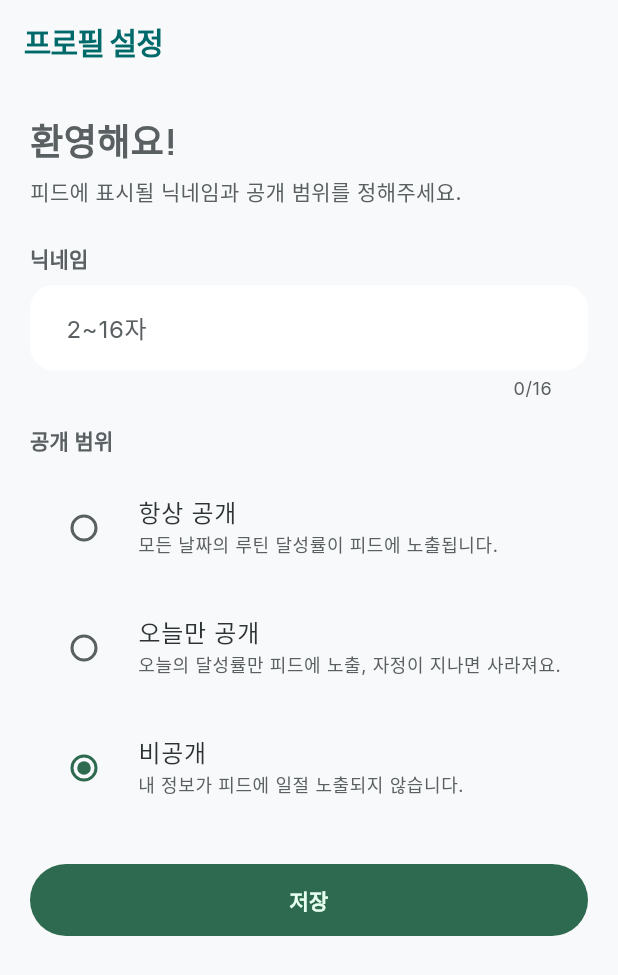
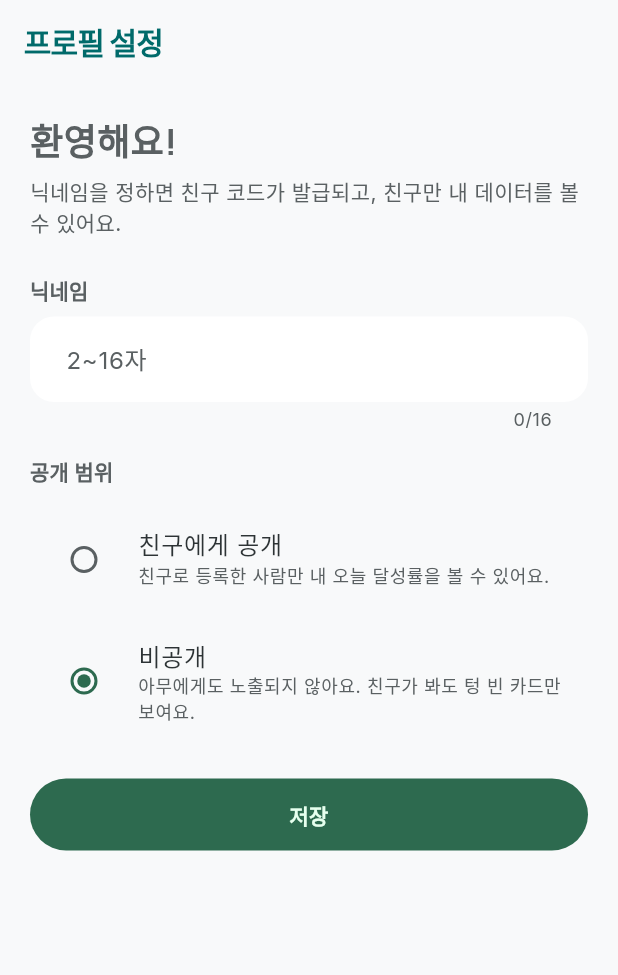
Before and after one commit to kaeba0616/pTODOlist, a Flutter app: the ProfileEditView screen opened directly, on a phone screen of 412 x 824 dp. Shown: the top 975 px of the screen. Run offline on Flutter 3.47's test engine with Material 3 defaults, Android fonts, the phone set to English and light mode, and no system bars; our stand-ins replace cloud_firestore, file_picker, firebase_auth, firebase_core, fl_chart, flutter_local_notifications and 7 more; missing offline and left inert: home_widget; accounts and stored records are empty.

Commit message:
feat(F15-5-1): publicMode 단순화 + 친구 코드 자동 발급
[Breaking change for friends model]

PublicMode 정리:
- always / today_only → 모두 friends 로 마이그레이션 (fromString 매핑)
- 새 enum: friends / off (라벨: "친구에게 공개" / "비공개")
- DailyShareSyncService: friends 일 때 push, off 일 때 delete

UserProfile 모델:
- friendCode 필드 추가 (8자 영숫자 + 가운데 하이픈)

신규 파일:
- core/utils/friend_code_generator.dart: 31자 알파벳 (혼동문자
  0/1/I/L/O 제외), 8자 + 하이픈 (예: KX7B-29M3), normalize/isValid 헬퍼
- core/utils/friend_code_generator_test.dart: 7건 단위 테스트
- (Step 5-1 일부) UserProfileRepository 가 프로필 read/upsert 시
  friendCode 비어있으면 자동 생성 + /friendCodes/{code} 역방향 인덱스
  작성. 충돌 시 5회 재시도. findUidByFriendCode() 추가.

UI:
- profile_edit_view: 첫 가입 안내문 친구 중심으로 수정
- settings_view ACCOUNT 카드 부제목: "코드 KX7B-29M3 · 친구에게 공개"

테스트:
- daily_share_sync_service_test 의 UserProfile 생성을 friendCode 포함 +
  새 PublicMode 값으로 갱신 (5건 모두 통과)
- friend_code_generator_test 7건 추가

총 161 → 168 테스트 통과.

Co-Authored-By: Claude Opus 4.7 (1M context) <noreply@anthropic.com>

```diff
--- a/ptodolist_front/lib/features/profile/models/user_profile.dart
+++ b/ptodolist_front/lib/features/profile/models/user_profile.dart
@@ -1,27 +1,24 @@
-enum PublicMode { always, todayOnly, off }
+enum PublicMode { friends, off }
 
 extension PublicModeX on PublicMode {
   String get value => switch (this) {
-        PublicMode.always => 'always',
-        PublicMode.todayOnly => 'today_only',
+        PublicMode.friends => 'friends',
         PublicMode.off => 'off',
       };
 
   String get label => switch (this) {
-        PublicMode.always => '항상 공개',
-        PublicMode.todayOnly => '오늘만 공개',
+        PublicMode.friends => '친구에게 공개',
         PublicMode.off => '비공개',
       };
 
   String get description => switch (this) {
-        PublicMode.always => '모든 날짜의 루틴 달성률이 피드에 노출됩니다.',
-        PublicMode.todayOnly => '오늘의 달성률만 피드에 노출, 자정이 지나면 사라져요.',
-        PublicMode.off => '내 정보가 피드에 일절 노출되지 않습니다.',
+        PublicMode.friends => '친구로 등록한 사람만 내 오늘 달성률을 볼 수 있어요.',
+        PublicMode.off => '아무에게도 노출되지 않아요. 친구가 봐도 텅 빈 카드만 보여요.',
       };
 
+  /// 구버전 'always' / 'today_only' 는 모두 friends 로 마이그레이션.
   static PublicMode fromString(String? raw) => switch (raw) {
-        'always' => PublicMode.always,
-        'today_only' => PublicMode.todayOnly,
+        'friends' || 'always' || 'today_only' => PublicMode.friends,
         _ => PublicMode.off,
       };
 }
@@ -29,6 +26,7 @@ extension PublicModeX on PublicMode {
 class UserProfile {
   final String uid;
   final String nickname;
+  final String friendCode;
   final PublicMode publicMode;
   final DateTime createdAt;
   final DateTime updatedAt;
@@ -36,6 +34,7 @@ class UserProfile {
   const UserProfile({
     required this.uid,
     required this.nickname,
+    required this.friendCode,
     required this.publicMode,
     required this.createdAt,
     required this.updatedAt,
@@ -44,6 +43,7 @@ class UserProfile {
   Map<String, dynamic> toMap() => {
         'uid': uid,
         'nickname': nickname,
+        'friendCode': friendCode,
         'publicMode': publicMode.value,
         'createdAt': createdAt.toIso8601String(),
         'updatedAt': updatedAt.toIso8601String(),
@@ -53,6 +53,7 @@ class UserProfile {
     return UserProfile(
       uid: map['uid'] as String,
       nickname: (map['nickname'] as String?) ?? '',
+      friendCode: (map['friendCode'] as String?) ?? '',
       publicMode: PublicModeX.fromString(map['publicMode'] as String?),
       createdAt: DateTime.tryParse(map['createdAt'] as String? ?? '') ??
           DateTime.now(),
@@ -61,10 +62,15 @@ class UserProfile {
     );
   }
 
-  UserProfile copyWith({String? nickname, PublicMode? publicMode}) {
+  UserProfile copyWith({
+    String? nickname,
+    String? friendCode,
+    PublicMode? publicMode,
+  }) {
     return UserProfile(
       uid: uid,
       nickname: nickname ?? this.nickname,
+      friendCode: friendCode ?? this.friendCode,
       publicMode: publicMode ?? this.publicMode,
       createdAt: createdAt,
       updatedAt: DateTime.now(),
--- a/ptodolist_front/lib/features/profile/views/profile_edit_view.dart
+++ b/ptodolist_front/lib/features/profile/views/profile_edit_view.dart
@@ -18,7 +18,7 @@ class ProfileEditView extends ConsumerStatefulWidget {
 
 class _ProfileEditViewState extends ConsumerState<ProfileEditView> {
   late final TextEditingController _nicknameController;
-  PublicMode _publicMode = PublicMode.todayOnly;
+  PublicMode _publicMode = PublicMode.friends;
   bool _busy = false;
   String? _error;
   bool _initialized = false;
@@ -39,7 +39,7 @@ class _ProfileEditViewState extends ConsumerState<ProfileEditView> {
     if (_initialized) return;
     _initialized = true;
     _nicknameController.text = profile?.nickname ?? user.displayName ?? '';
-    _publicMode = profile?.publicMode ?? PublicMode.todayOnly;
+    _publicMode = profile?.publicMode ?? PublicMode.friends;
   }
 
   Future<void> _save() async {
@@ -60,6 +60,7 @@ class _ProfileEditViewState extends ConsumerState<ProfileEditView> {
       final profile = UserProfile(
         uid: user.uid,
         nickname: nickname,
+        friendCode: existing?.friendCode ?? '', // 비어있으면 repo 가 자동 발급
         publicMode: _publicMode,
         createdAt: existing?.createdAt ?? now,
         updatedAt: now,
@@ -105,7 +106,7 @@ class _ProfileEditViewState extends ConsumerState<ProfileEditView> {
                 ),
                 const SizedBox(height: 6),
                 Text(
-                  '피드에 표시될 닉네임과 공개 범위를 정해주세요.',
+                  '닉네임을 정하면 친구 코드가 발급되고, 친구만 내 데이터를 볼 수 있어요.',
                   style: theme.textTheme.bodyMedium?.copyWith(
                     color: theme.colorScheme.onSurfaceVariant,
                   ),
--- a/ptodolist_front/lib/features/settings/views/settings_view.dart
+++ b/ptodolist_front/lib/features/settings/views/settings_view.dart
@@ -310,7 +310,9 @@ class _SettingsViewState extends ConsumerState<SettingsView> {
         ? '다른 사람의 루틴을 보려면 로그인 필요'
         : (profile == null
             ? '프로필을 설정해주세요'
-            : '${profile.publicMode.label} · ${user.email ?? '익명'}');
+            : (profile.friendCode.isNotEmpty
+                ? '코드 ${profile.friendCode} · ${profile.publicMode.label}'
+                : '${profile.publicMode.label} · ${user.email ?? '익명'}'));
 
     return Container(
       padding: const EdgeInsets.all(16),
```
Also changed, not shown: ptodolist_front/lib/core/utils/friend_code_generator.dart (added, +32 -0 lines), ptodolist_front/lib/features/profile/repos/user_profile_repo.dart (+44 -2 lines), 2 other files.
